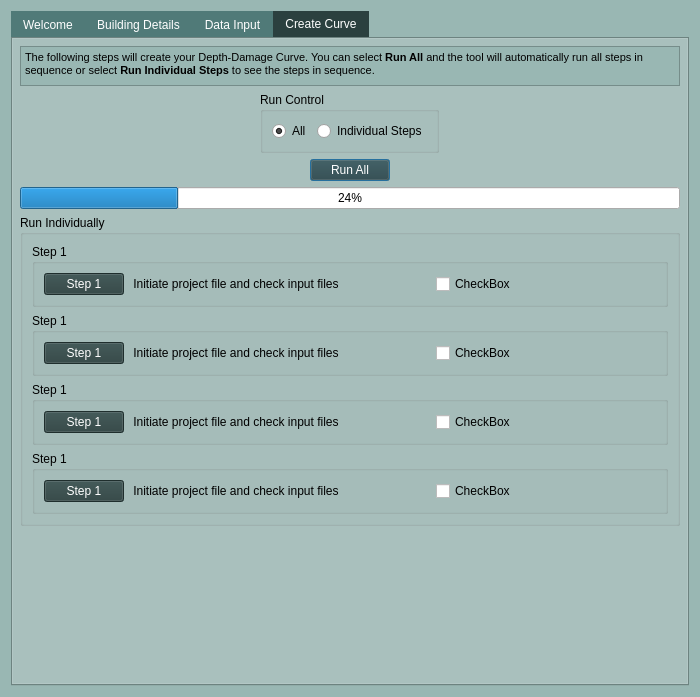
Qt form cancurve/cc_dialog.ui (NRCan/CanCurve) before a commit.
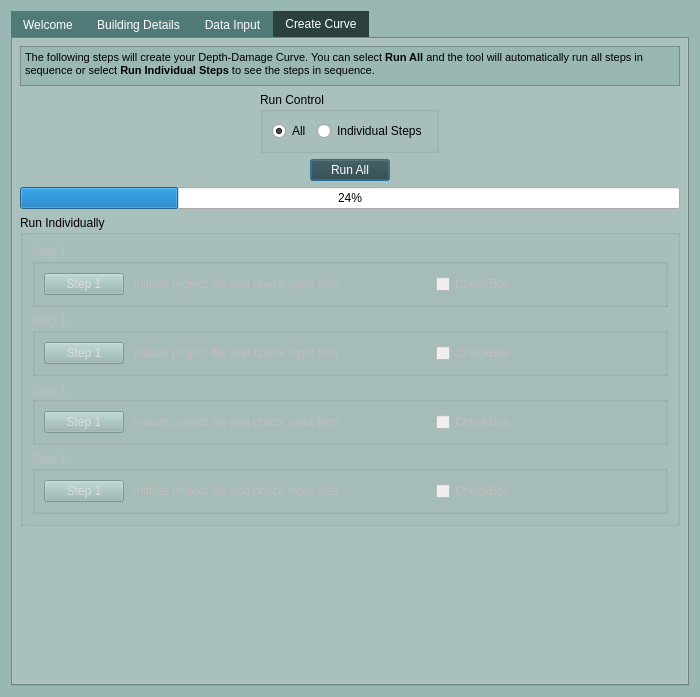
The same form after that commit. Icons and pictures are not drawn.

Patch:
```diff
--- a/cancurve/cc_dialog.ui
+++ b/cancurve/cc_dialog.ui
@@ -56,6 +56,11 @@
   color: white;
 }
 
+QPushButton:disabled { 
+    background-color: #99B7B3; /* Example: Gray background for disabled state */
+	color:#DDDDDD
+}
+
 
 
 QTabBar::tab { /* Targets individual tabs */
@@ -251,12 +256,18 @@
            <layout class="QVBoxLayout" name="verticalLayout_4">
             <item>
              <widget class="QGroupBox" name="groupBox_4">
+              <property name="enabled">
+               <bool>false</bool>
+              </property>
               <property name="title">
                <string>Step 1</string>
               </property>
               <layout class="QHBoxLayout" name="horizontalLayout_4">
                <item>
                 <widget class="QPushButton" name="pushButton_3">
+                 <property name="enabled">
+                  <bool>false</bool>
+                 </property>
                  <property name="sizePolicy">
                   <sizepolicy hsizetype="Fixed" vsizetype="Fixed">
                    <horstretch>0</horstretch>
@@ -266,6 +277,12 @@
                  <property name="text">
                   <string>Step 1</string>
                  </property>
+                 <property name="checkable">
+                  <bool>false</bool>
+                 </property>
+                 <property name="autoDefault">
+                  <bool>true</bool>
+                 </property>
                 </widget>
                </item>
                <item>
@@ -299,12 +316,18 @@
             </item>
             <item>
              <widget class="QGroupBox" name="groupBox_5">
+              <property name="enabled">
+               <bool>false</bool>
+              </property>
               <property name="title">
                <string>Step 1</string>
               </property>
               <layout class="QHBoxLayout" name="horizontalLayout_5">
                <item>
                 <widget class="QPushButton" name="pushButton_4">
+                 <property name="enabled">
+                  <bool>false</bool>
+                 </property>
                  <property name="sizePolicy">
                   <sizepolicy hsizetype="Fixed" vsizetype="Fixed">
                    <horstretch>0</horstretch>
@@ -347,12 +370,18 @@
             </item>
             <item>
              <widget class="QGroupBox" name="groupBox_6">
+              <property name="enabled">
+               <bool>false</bool>
+              </property>
               <property name="title">
                <string>Step 1</string>
               </property>
               <layout class="QHBoxLayout" name="horizontalLayout_6">
                <item>
                 <widget class="QPushButton" name="pushButton_5">
+                 <property name="enabled">
+                  <bool>false</bool>
+                 </property>
                  <property name="sizePolicy">
                   <sizepolicy hsizetype="Fixed" vsizetype="Fixed">
                    <horstretch>0</horstretch>
@@ -395,12 +424,18 @@
             </item>
             <item>
              <widget class="QGroupBox" name="groupBox_3">
+              <property name="enabled">
+               <bool>false</bool>
+              </property>
               <property name="title">
                <string>Step 1</string>
               </property>
               <layout class="QHBoxLayout" name="horizontalLayout_3">
                <item>
                 <widget class="QPushButton" name="pushButton_2">
+                 <property name="enabled">
+                  <bool>false</bool>
+                 </property>
                  <property name="sizePolicy">
                   <sizepolicy hsizetype="Fixed" vsizetype="Fixed">
                    <horstretch>0</horstretch>
```
